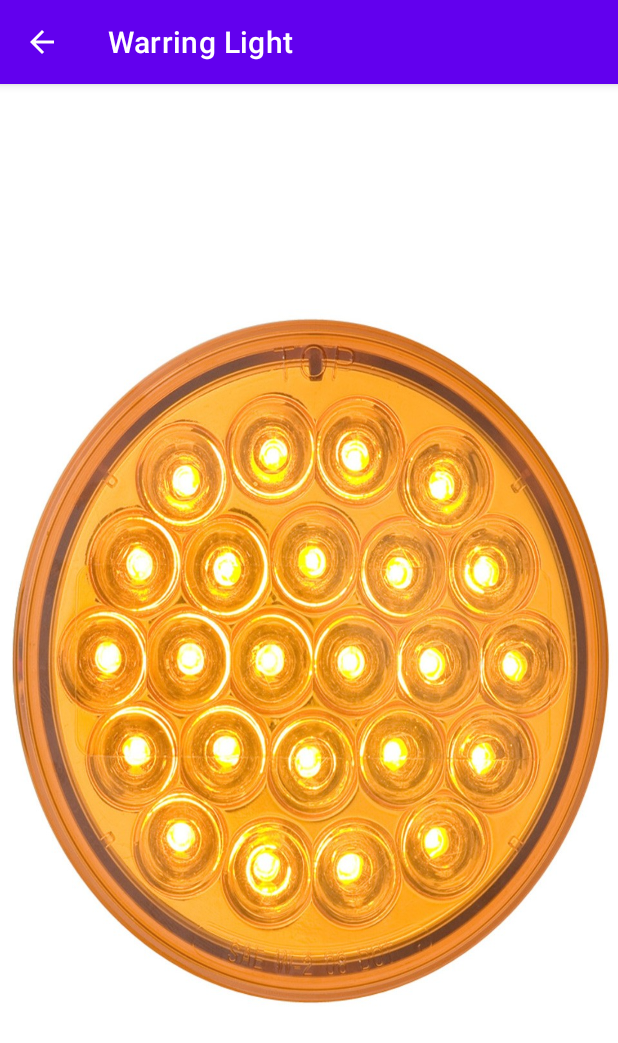
After one commit to nthinh226/FlashLight_First, an Android app: the WarringActivity screen opened directly, with no data from a screen before it, on a phone screen of 412 x 824 dp. The commit adds this screen. Shown: the top 1043 px of the screen. Run offline under Robolectric (Android 15) with nearby library versions, the phone set to English and light mode, and no system bars.

Commit message:
update warring light

```diff
--- a/app/src/main/java/com/example/flashlight_first/MainActivity.java
+++ b/app/src/main/java/com/example/flashlight_first/MainActivity.java
@@ -21,6 +21,6 @@ public class MainActivity extends AppCompatActivity {
                 startActivity(iMenu);
                 finish();
             }
-        },5000);
+        },2000);
     }
 }
--- /dev/null
+++ b/app/src/main/java/com/example/flashlight_first/WarringActivity.java
@@ -0,0 +1,50 @@
+package com.example.flashlight_first;
+
+import androidx.annotation.NonNull;
+import androidx.appcompat.app.AppCompatActivity;
+
+import android.annotation.SuppressLint;
+import android.os.Bundle;
+import android.os.Handler;
+import android.os.Message;
+import android.widget.ToggleButton;
+
+import java.util.Timer;
+import java.util.TimerTask;
+
+public class WarringActivity extends AppCompatActivity {
+    ToggleButton tgWarring;
+    Handler handler;
+    Timer timer;
+    Boolean checkWarring = false;
+    @SuppressLint("HandlerLeak")
+    @Override
+    protected void onCreate(Bundle savedInstanceState) {
+        super.onCreate(savedInstanceState);
+        setContentView(R.layout.activity_warring);
+
+        tgWarring = (ToggleButton) findViewById(R.id.tgWarring);
+        tgWarring.setChecked(true);
+
+        handler = new Handler(){
+            @Override
+            public void handleMessage(@NonNull Message msg) {
+                super.handleMessage(msg);
+                if(!checkWarring){
+                    checkWarring = true;
+                }else{
+                    checkWarring = false;
+                }
+                tgWarring.setChecked(checkWarring);
+            }
+        };
+
+        timer = new Timer();
+        timer.scheduleAtFixedRate(new TimerTask() {
+            @Override
+            public void run() {
+                handler.sendEmptyMessage(0);
+            }
+        },1000,1000);
+    }
+}
--- /dev/null
+++ b/app/src/main/res/drawable/custom_warring.xml
@@ -0,0 +1,8 @@
+<?xml version="1.0" encoding="utf-8"?>
+<selector xmlns:android="http://schemas.android.com/apk/res/android">
+    <item
+        android:state_checked="true"
+        android:drawable="@drawable/warring_on"></item>
+    <item
+        android:drawable="@drawable/warring_off"></item>
+</selector>
--- /dev/null
+++ b/app/src/main/res/layout/activity_warring.xml
@@ -0,0 +1,22 @@
+<?xml version="1.0" encoding="utf-8"?>
+<androidx.constraintlayout.widget.ConstraintLayout xmlns:android="http://schemas.android.com/apk/res/android"
+    xmlns:app="http://schemas.android.com/apk/res-auto"
+    xmlns:tools="http://schemas.android.com/tools"
+    android:layout_width="match_parent"
+    android:layout_height="match_parent"
+    android:paddingTop="150dp"
+    android:paddingBottom="150dp"
+    tools:context=".WarringActivity">
+
+    <ToggleButton
+        android:id="@+id/tgWarring"
+        android:layout_width="match_parent"
+        android:layout_height="match_parent"
+        android:textOff=""
+        android:textOn=""
+        android:background="@drawable/custom_warring"
+        app:layout_constraintBottom_toBottomOf="parent"
+        app:layout_constraintEnd_toEndOf="parent"
+        app:layout_constraintStart_toStartOf="parent"
+        app:layout_constraintTop_toTopOf="parent" />
+</androidx.constraintlayout.widget.ConstraintLayout>
```
Also changed, not shown: app/src/main/AndroidManifest.xml (+10 -2 lines), app/src/main/java/com/example/flashlight_first/MenuActivity.java (+21 -2 lines), app/src/main/java/com/example/flashlight_first/NeonActivity.java (added, +14 -0 lines), app/src/main/res/layout/activity_layout_menu.xml (+6 -1 lines), app/src/main/res/layout/activity_neon.xml (added, +19 -0 lines), app/src/main/res/drawable/neon_planet.jpg (added).
